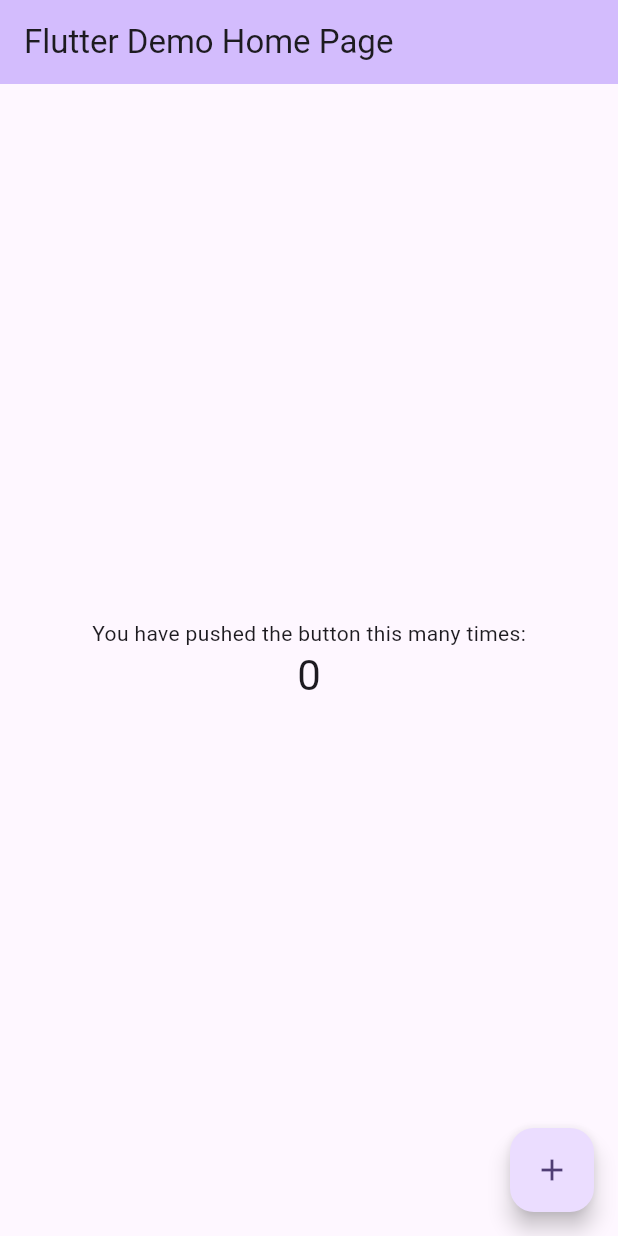
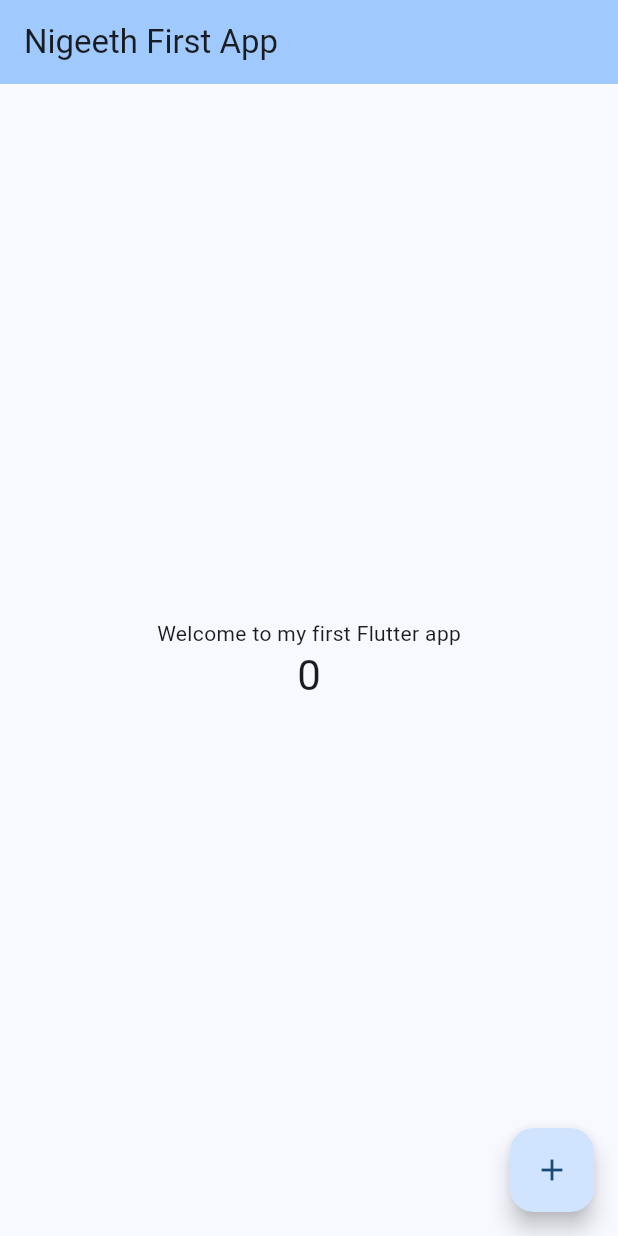
Before and after one commit to nigeethmaleesha/Flutter_1stApp, a Flutter app: the screen it shows after launch, on a phone screen of 412 x 824 dp. Run offline on Flutter 3.47's test engine with Material 3 defaults, Android fonts, the phone set to English and light mode, and no system bars.

Commit message:
Update App

```diff
--- a/lib/main.dart
+++ b/lib/main.dart
@@ -28,9 +28,9 @@ class MyApp extends StatelessWidget {
         //
         // This works for code too, not just values: Most code changes can be
         // tested with just a hot reload.
-        colorScheme: .fromSeed(seedColor: Colors.deepPurple),
+        colorScheme: ColorScheme.fromSeed(seedColor: Colors.blue),
       ),
-      home: const MyHomePage(title: 'Flutter Demo Home Page'),
+      home: const MyHomePage(title: 'Nigeeth First App'),
     );
   }
 }
@@ -104,7 +104,7 @@ class _MyHomePageState extends State<MyHomePage> {
           // wireframe for each widget.
           mainAxisAlignment: .center,
           children: [
-            const Text('You have pushed the button this many times:'),
+            const Text('Welcome to my first Flutter app'),
             Text(
               '$_counter',
               style: Theme.of(context).textTheme.headlineMedium,
```
Also changed, not shown: 1 other file.
